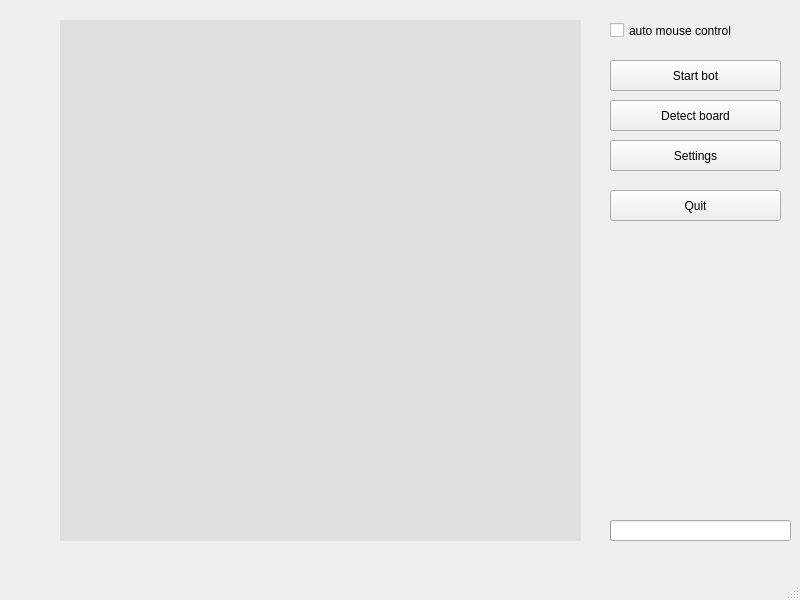
Old version of the form gui/main.ui in the repository K1utzer/Chess.com-bot.
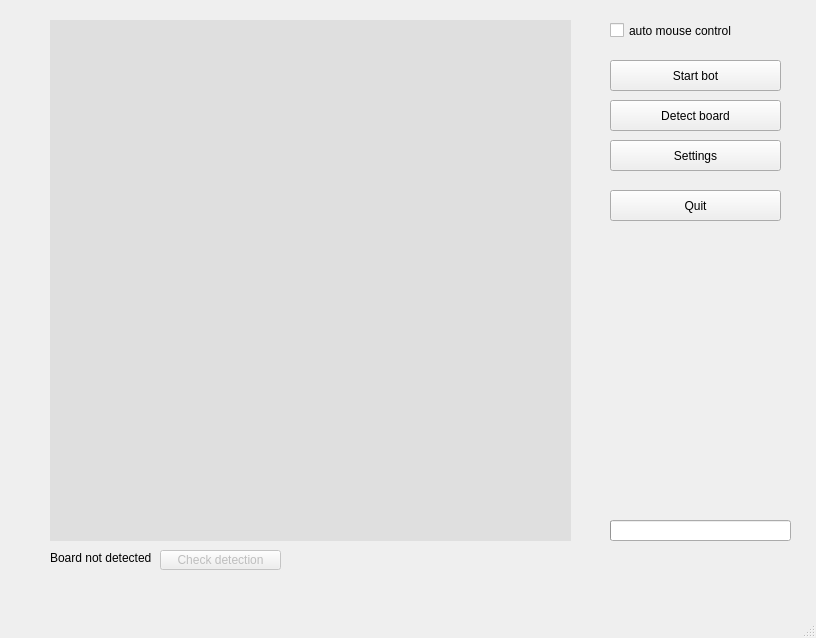
New version of the form.

The edit to the form file:
```diff
--- a/gui/main.ui
+++ b/gui/main.ui
@@ -6,8 +6,8 @@
    <rect>
     <x>0</x>
     <y>0</y>
-    <width>800</width>
-    <height>600</height>
+    <width>816</width>
+    <height>638</height>
    </rect>
   </property>
   <property name="windowTitle">
@@ -171,7 +171,7 @@
    <widget class="QLabel" name="label_image">
     <property name="geometry">
      <rect>
-      <x>60</x>
+      <x>50</x>
       <y>20</y>
       <width>521</width>
       <height>521</height>
@@ -599,6 +599,35 @@
      <string/>
     </property>
    </widget>
+   <widget class="QLabel" name="label">
+    <property name="geometry">
+     <rect>
+      <x>50</x>
+      <y>550</y>
+      <width>111</width>
+      <height>16</height>
+     </rect>
+    </property>
+    <property name="text">
+     <string>Board not detected</string>
+    </property>
+   </widget>
+   <widget class="QPushButton" name="pushButton">
+    <property name="enabled">
+     <bool>false</bool>
+    </property>
+    <property name="geometry">
+     <rect>
+      <x>160</x>
+      <y>550</y>
+      <width>121</width>
+      <height>20</height>
+     </rect>
+    </property>
+    <property name="text">
+     <string>Check detection</string>
+    </property>
+   </widget>
   </widget>
   <widget class="QMenuBar" name="menubar">
    <property name="geometry">
```
Left out of the diff: 2 changed lines with no effect on the pictures.
